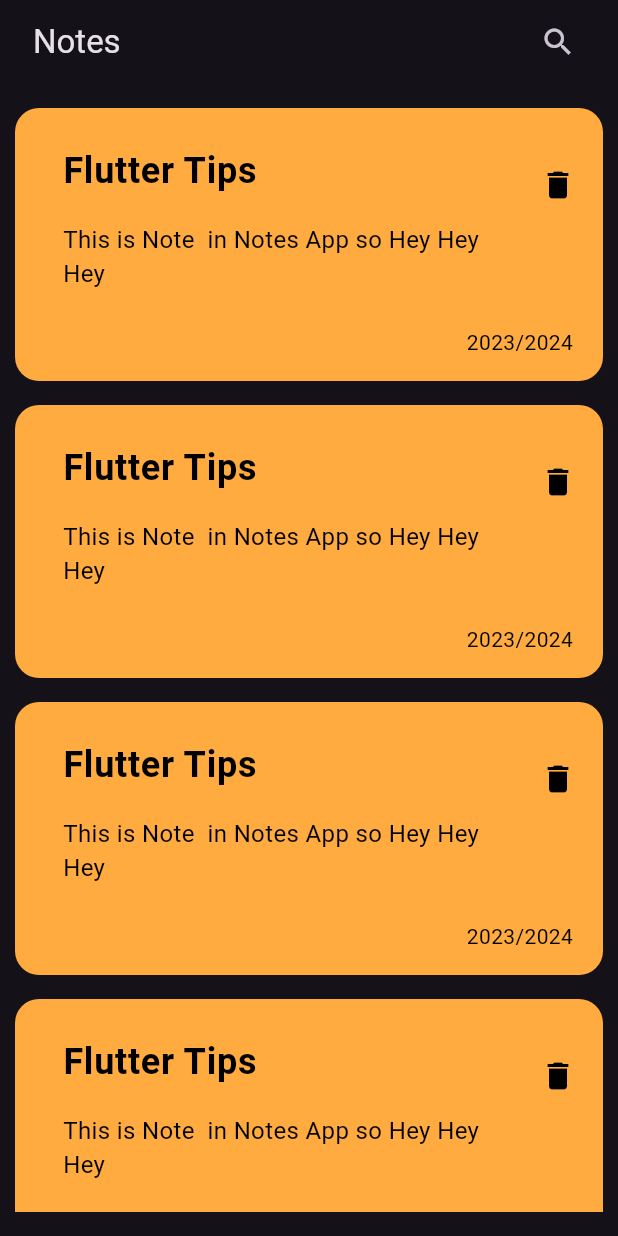
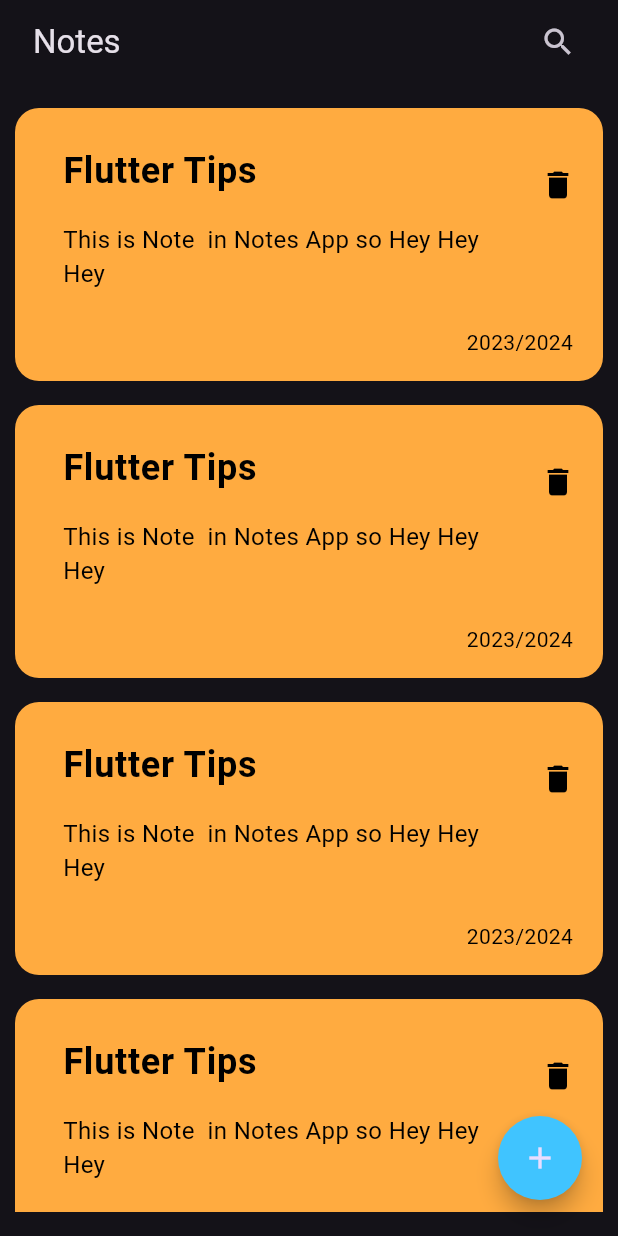
Before and after one commit to AmrElzohairy/note_app, a Flutter app: the screen it shows after launch, on a phone screen of 412 x 824 dp. Run offline on Flutter 3.47's test engine with Material 3 defaults, Android fonts, the phone set to English and light mode, and no system bars.

Commit message:
Add floating action button and improve scroll physics
- Added a floating action button to the NotesView for adding new notes.
- Improved the scroll physics in NotesItemListView to use BouncingScrollPhysics for a better user experience.
- Removed unnecessary newline at the end of notes_item_list_view

```diff
--- a/lib/views/notes_view.dart
+++ b/lib/views/notes_view.dart
@@ -14,6 +14,15 @@ class NotesView extends StatelessWidget {
         actions: [IconButton(onPressed: () {}, icon: const Icon(Icons.search))],
       ),
       body: const SafeArea(child: NotesViewBody()),
+      floatingActionButton: Padding(
+        padding: const EdgeInsets.all(8.0),
+        child: FloatingActionButton(
+          onPressed: () {},
+          backgroundColor: Colors.lightBlueAccent,
+          shape: const CircleBorder(),
+          child: const Icon(Icons.add),
+        ),
+      ),
     );
   }
 }
--- a/lib/views/widgets/notes_item_list_view.dart
+++ b/lib/views/widgets/notes_item_list_view.dart
@@ -1,4 +1,3 @@
-
 import 'package:flutter/material.dart';
 import 'package:note_app/views/widgets/note_item.dart';
 
@@ -10,6 +9,7 @@ class NotesItemListView extends StatelessWidget {
     return Expanded(
       child: ListView.separated(
         itemCount: 10,
+        physics: const BouncingScrollPhysics(),
         separatorBuilder: (context, index) => const SizedBox(height: 16),
         itemBuilder: (context, index) {
           return const NoteItem();
```
